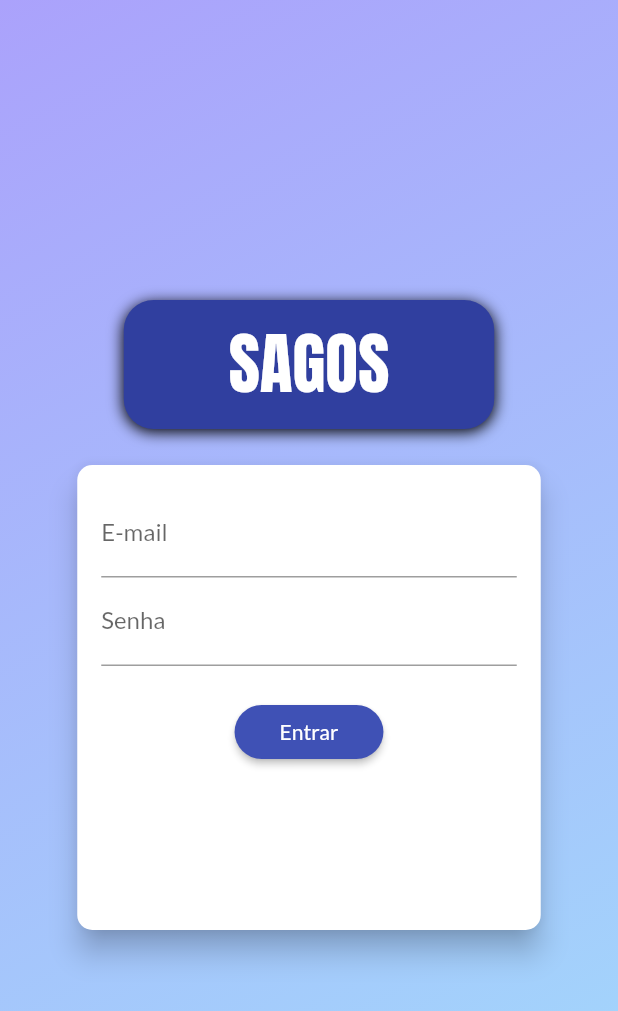
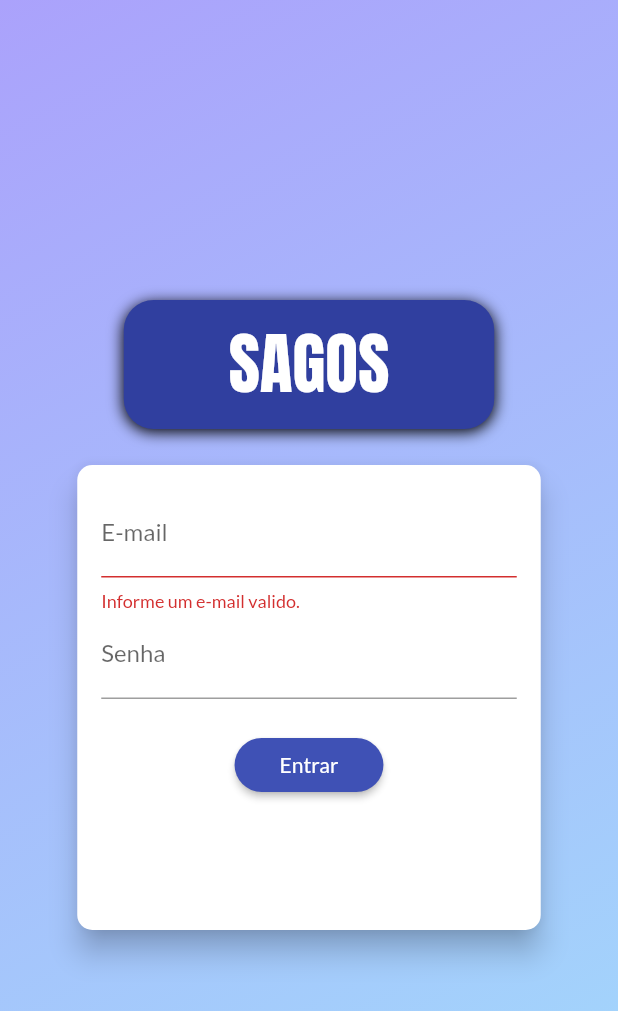
Before and after one commit to avelar42/SAGOS_FLUTTER, a Flutter app: the screen it shows after launch, after a tap on "Entrar", on a phone screen of 412 x 824 dp. Shown: the top 1011 px of the screen. Run offline on Flutter 3.47's test engine with Material 2 defaults, Android fonts, the phone set to English and light mode, and no system bars; our stand-ins replace mask_text_input_formatter.

Commit message:
Auth requisition

```diff
--- a/lib/components/auth_form.dart
+++ b/lib/components/auth_form.dart
@@ -1,4 +1,7 @@
 import 'package:flutter/material.dart';
+import 'package:provider/provider.dart';
+import 'package:sagos_mobile/utils/auth_exception.dart';
+import 'package:sagos_mobile/view_models/auth_view_model.dart';
 
 class AuthForm extends StatefulWidget {
   const AuthForm({Key? key}) : super(key: key);
@@ -8,6 +11,48 @@ class AuthForm extends StatefulWidget {
 }
 
 class _AuthFormState extends State<AuthForm> {
+  final _formKey = GlobalKey<FormState>();
+  bool _isLoading = false;
+  Map<String, String> _authData = {'email': '', 'password': ''};
+
+  Future<void> _submit() async {
+    final _isValid = _formKey.currentState?.validate() ?? false;
+    if (!_isValid) {
+      return;
+    }
+
+    setState(() {
+      _isLoading = true;
+    });
+
+    _formKey.currentState?.save();
+    AuthViewModel authViewModel = Provider.of(context, listen: false);
+
+    //LOGIN
+    try {
+      await authViewModel.autenticate(
+          _authData['email']!, _authData['password']!);
+    } on AuthException catch (error) {
+      _showErrorDialog(error.toString());
+    } catch (error) {
+      _showErrorDialog('Ocorreu um erro desconhecido');
+    }
+  }
+
+  void _showErrorDialog(String msg) {
+    showDialog(
+        context: context,
+        builder: (ctx) => AlertDialog(
+              title: Text('Ocorreu um erro'),
+              content: Text(msg),
+              actions: [
+                TextButton(
+                    onPressed: () => Navigator.of(context).pop(),
+                    child: Text('Fechar'))
+              ],
+            ));
+  }
+
   @override
   Widget build(BuildContext context) {
     final deviceSize = MediaQuery.of(context).size;
@@ -19,14 +64,16 @@ class _AuthFormState extends State<AuthForm> {
         width: deviceSize.width * 0.75,
         padding: const EdgeInsets.all(16),
         child: Form(
+            key: _formKey,
             child: Column(
               children: [
                 TextFormField(
                   decoration: InputDecoration(labelText: 'E-mail'),
                   keyboardType: TextInputType.emailAddress,
+                  onSaved: (email) => _authData['email'] = email ?? '',
                   validator: (_email) {
                     final email = _email ?? '';
-                if (email.trim().isEmpty || email.contains('@')) {
+                    if (email.trim().isEmpty || !email.contains('@')) {
                       return 'Informe um e-mail valido.';
                     } else {
                       return null;
@@ -36,17 +83,18 @@ class _AuthFormState extends State<AuthForm> {
                 TextFormField(
                   decoration: InputDecoration(labelText: 'Senha'),
                   keyboardType: TextInputType.visiblePassword,
+                  onSaved: (password) => _authData['password'] = password ?? '',
                   obscureText: true,
                 ),
                 SizedBox(height: 20),
                 ElevatedButton(
-              onPressed: () {},
+                  onPressed: _submit,
                   child: Text('Entrar'),
                   style: ElevatedButton.styleFrom(
                       shape: RoundedRectangleBorder(
                           borderRadius: BorderRadius.circular(30)),
-                  padding:
-                      const EdgeInsets.symmetric(horizontal: 30, vertical: 8)),
+                      padding: const EdgeInsets.symmetric(
+                          horizontal: 30, vertical: 8)),
                 )
               ],
             )),
--- a/lib/main.dart
+++ b/lib/main.dart
@@ -1,6 +1,7 @@
 import 'package:flutter/material.dart';
 import 'package:provider/provider.dart';
 import 'package:sagos_mobile/utils/app_routes.dart';
+import 'package:sagos_mobile/view_models/auth_view_model.dart';
 import 'package:sagos_mobile/view_models/customer_view_model.dart';
 import 'package:sagos_mobile/views/address_screen.dart';
 import 'package:sagos_mobile/views/addressform_screen.dart';
@@ -23,7 +24,10 @@ class MyApp extends StatelessWidget {
   @override
   Widget build(BuildContext context) {
     return MultiProvider(
-        providers: [ChangeNotifierProvider(create: (_) => CustomerViewModel())],
+        providers: [
+          ChangeNotifierProvider(create: (_) => CustomerViewModel()),
+          ChangeNotifierProvider(create: (_) => AuthViewModel())
+        ],
         child: MaterialApp(
           title: 'SAGOS',
           theme: ThemeData(
--- /dev/null
+++ b/lib/model/auth.dart
@@ -0,0 +1,3 @@
+class Auth {
+  // Future<void> signup() {}
+}
--- /dev/null
+++ b/lib/utils/auth_exception.dart
@@ -0,0 +1,15 @@
+class AuthException implements Exception {
+  static const Map<String, String> errors = {
+    'EMAIL_NOT_FOUND': 'E-mail não encontrado',
+    'INVALID_PASSWORD': 'Senha inválida',
+    'USER_DISABLED': 'Usuario desabilitado'
+  };
+
+  final String key;
+
+  AuthException(this.key);
+
+  String toString() {
+    return errors[key] ?? 'Ocorreu um erro no processo de autenticacao';
+  }
+}
--- a/lib/utils/constants.dart
+++ b/lib/utils/constants.dart
@@ -1,6 +1,8 @@
 const String URL_BASE = 'https://sagos-80108-default-rtdb.firebaseio.com';
 const String URL_BASE_CUSTOMERS =
     'https://sagos-80108-default-rtdb.firebaseio.com/customers';
+const String URL_LOGIN =
+    'https://identitytoolkit.googleapis.com/v1/accounts:signInWithPassword?key=AIzaSyDkMKNw2i1S3q1f-DShU59mDownCtQjnpg';
 
 //Erros
 const INVALID_RESPONSE = 100;
```
Also changed, not shown: lib/view_models/auth_view_model.dart (added, +19 -0 lines). Lines whose indentation alone changed are shown as unchanged.
